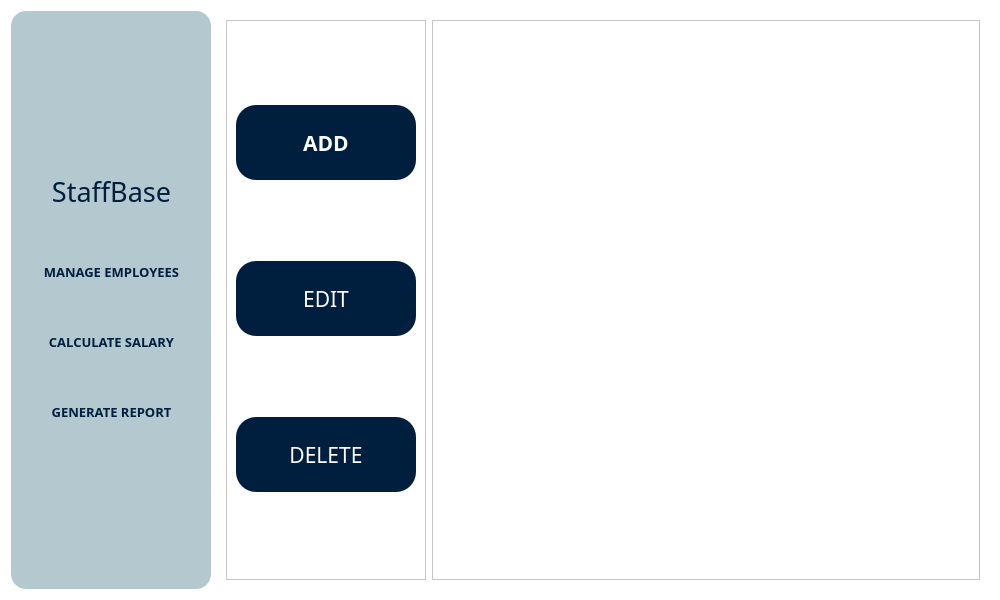
First picture: the form in design/admin_page.ui, repository vikkyvl/StaffBase, before the edit.
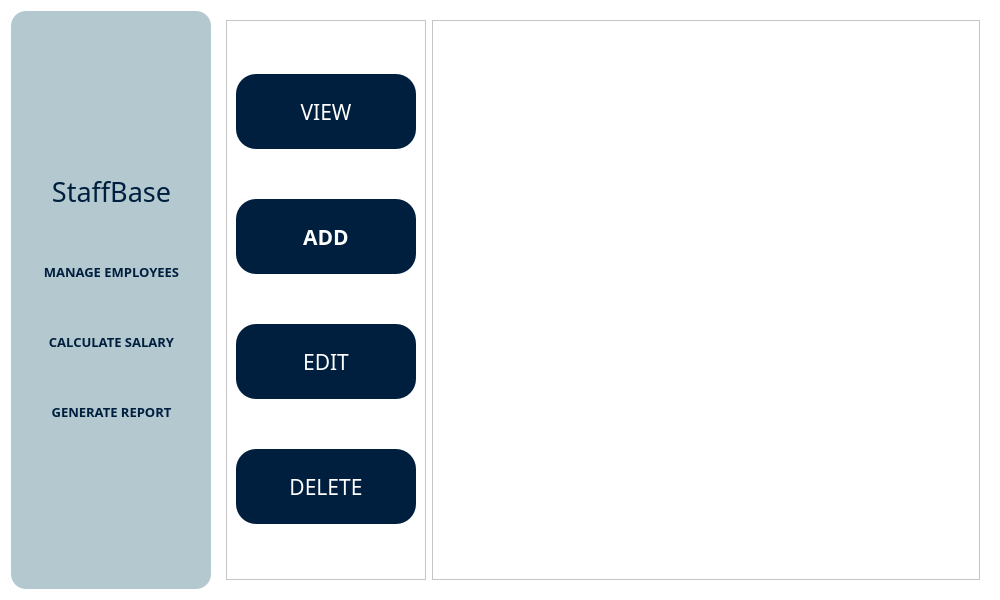
Second picture: the form after the edit. The open tabs and pages were chosen to show the change. Icons and pictures are not drawn.

The edit to the form file:
```diff
--- a/design/admin_page.ui
+++ b/design/admin_page.ui
@@ -276,57 +276,7 @@
           <enum>QFrame::Raised</enum>
          </property>
          <layout class="QGridLayout" name="gridLayout_3">
-          <item row="0" column="0">
-           <widget class="QPushButton" name="add_pushButton">
-            <property name="minimumSize">
-             <size>
-              <width>0</width>
-              <height>75</height>
-             </size>
-            </property>
-            <property name="maximumSize">
-             <size>
-              <width>16777215</width>
-              <height>75</height>
-             </size>
-            </property>
-            <property name="font">
-             <font>
-              <family>Caros Black</family>
-              <pointsize>16</pointsize>
-              <weight>75</weight>
-              <bold>true</bold>
-             </font>
-            </property>
-            <property name="styleSheet">
-             <string notr="true">QPushButton{
-background-color: rgb(0, 31, 63);
-border-radius: 20px;
-color: rgb(255, 255, 255);
-}
-
-QPushButton:hover{
-background-color: rgb(58, 109, 140);
-}
-</string>
-            </property>
-            <property name="text">
-             <string>ADD</string>
-            </property>
-            <property name="icon">
-             <iconset>
-              <selectedon>:/img/src/image/add_user.png</selectedon>
-             </iconset>
-            </property>
-            <property name="iconSize">
-             <size>
-              <width>30</width>
-              <height>30</height>
-             </size>
-            </property>
-           </widget>
-          </item>
-          <item row="1" column="0">
+          <item row="3" column="0">
            <widget class="QPushButton" name="edit_pushButton">
             <property name="minimumSize">
              <size>
@@ -374,7 +324,7 @@
             </property>
            </widget>
           </item>
-          <item row="2" column="0">
+          <item row="4" column="0">
            <widget class="QPushButton" name="delete_pushButton">
             <property name="minimumSize">
              <size>
@@ -422,6 +372,104 @@
             </property>
            </widget>
           </item>
+          <item row="1" column="0">
+           <widget class="QPushButton" name="add_pushButton">
+            <property name="minimumSize">
+             <size>
+              <width>0</width>
+              <height>75</height>
+             </size>
+            </property>
+            <property name="maximumSize">
+             <size>
+              <width>16777215</width>
+              <height>75</height>
+             </size>
+            </property>
+            <property name="font">
+             <font>
+              <family>Caros Black</family>
+              <pointsize>16</pointsize>
+              <weight>75</weight>
+              <bold>true</bold>
+             </font>
+            </property>
+            <property name="styleSheet">
+             <string notr="true">QPushButton{
+background-color: rgb(0, 31, 63);
+border-radius: 20px;
+color: rgb(255, 255, 255);
+}
+
+QPushButton:hover{
+background-color: rgb(58, 109, 140);
+}
+</string>
+            </property>
+            <property name="text">
+             <string>ADD</string>
+            </property>
+            <property name="icon">
+             <iconset>
+              <selectedon>:/img/src/image/add_user.png</selectedon>
+             </iconset>
+            </property>
+            <property name="iconSize">
+             <size>
+              <width>30</width>
+              <height>30</height>
+             </size>
+            </property>
+           </widget>
+          </item>
+          <item row="0" column="0">
+           <widget class="QPushButton" name="view_pushButton">
+            <property name="minimumSize">
+             <size>
+              <width>0</width>
+              <height>75</height>
+             </size>
+            </property>
+            <property name="maximumSize">
+             <size>
+              <width>16777215</width>
+              <height>75</height>
+             </size>
+            </property>
+            <property name="font">
+             <font>
+              <family>Caros Black</family>
+              <pointsize>16</pointsize>
+             </font>
+            </property>
+            <property name="styleSheet">
+             <string notr="true">QPushButton{
+background-color: rgb(0, 31, 63);
+border-radius: 20px;
+color: rgb(255, 255, 255);
+}
+
+QPushButton:hover{
+background-color: rgb(58, 109, 140);
+}
+</string>
+            </property>
+            <property name="text">
+             <string>VIEW</string>
+            </property>
+            <property name="icon">
+             <iconset>
+              <selectedon>:/img/src/image/analyze.png</selectedon>
+             </iconset>
+            </property>
+            <property name="iconSize">
+             <size>
+              <width>30</width>
+              <height>30</height>
+             </size>
+            </property>
+           </widget>
+          </item>
          </layout>
         </widget>
        </item>
```
Left out of the diff: 11 changed lines with no effect on the pictures.
